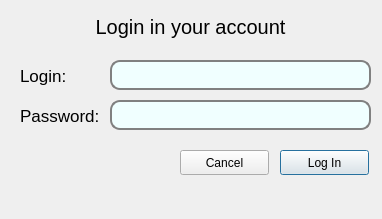
The window that ui/dialog.ui (xcrsx/windscribe_gui) describes before a commit, drawn with Qt 5.
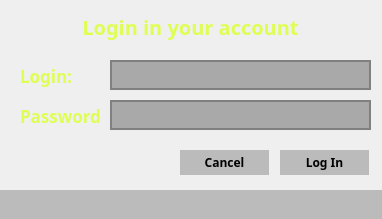
The same window after the commit.

Patch:
```diff
--- a/ui/dialog.ui
+++ b/ui/dialog.ui
@@ -19,10 +19,9 @@
   <property name="styleSheet">
    <string notr="true">QLineEdit {
     border: 2px solid gray;
-    border-radius: 10px;
     padding: 0 8px;
-    background: azure;
     selection-background-color: darkgray;
+	background-color: darkgray;
 }</string>
   </property>
   <widget class="QPushButton" name="cancelButton">
@@ -34,12 +33,35 @@
      <height>25</height>
     </rect>
    </property>
+   <property name="font">
+    <font>
+     <family>Perfect DOS VGA 437</family>
+     <weight>75</weight>
+     <bold>true</bold>
+    </font>
+   </property>
+   <property name="styleSheet">
+    <string notr="true">QPushButton{
+background-color: #bbbbbb;
+border: 1px;
+}
+QPushButton:hover {
+     background-color: #666666;
+ }
+QPushButton:pressed {
+border-style:solid;
+border-width:3px;
+}</string>
+   </property>
    <property name="text">
     <string>Cancel</string>
    </property>
    <property name="autoDefault">
     <bool>false</bool>
    </property>
+   <property name="flat">
+    <bool>true</bool>
+   </property>
   </widget>
   <widget class="QPushButton" name="logInButton">
    <property name="geometry">
@@ -50,9 +72,32 @@
      <height>25</height>
     </rect>
    </property>
+   <property name="font">
+    <font>
+     <family>Perfect DOS VGA 437</family>
+     <weight>75</weight>
+     <bold>true</bold>
+    </font>
+   </property>
+   <property name="styleSheet">
+    <string notr="true">QPushButton{
+background-color: #bbbbbb;
+border: 1px;
+}
+QPushButton:hover {
+     background-color: #666666;
+ }
+QPushButton:pressed {
+border-style:solid;
+border-width:3px;
+}</string>
+   </property>
    <property name="text">
     <string>Log In</string>
    </property>
+   <property name="flat">
+    <bool>true</bool>
+   </property>
   </widget>
   <widget class="QLabel" name="loginField">
    <property name="geometry">
@@ -65,9 +110,15 @@
    </property>
    <property name="font">
     <font>
+     <family>Perfect DOS VGA 437</family>
      <pointsize>13</pointsize>
+     <weight>75</weight>
+     <bold>true</bold>
     </font>
    </property>
+   <property name="styleSheet">
+    <string notr="true">color: #defe54;</string>
+   </property>
    <property name="text">
     <string>Login:</string>
    </property>
@@ -83,9 +134,15 @@
    </property>
    <property name="font">
     <font>
+     <family>Perfect DOS VGA 437</family>
      <pointsize>13</pointsize>
+     <weight>75</weight>
+     <bold>true</bold>
     </font>
    </property>
+   <property name="styleSheet">
+    <string notr="true">color: #defe54;</string>
+   </property>
    <property name="text">
     <string>Password:</string>
    </property>
@@ -99,6 +156,13 @@
      <height>30</height>
     </rect>
    </property>
+   <property name="font">
+    <font>
+     <family>Perfect DOS VGA 437</family>
+     <weight>75</weight>
+     <bold>true</bold>
+    </font>
+   </property>
    <property name="styleSheet">
     <string notr="true"/>
    </property>
@@ -112,6 +176,13 @@
      <height>30</height>
     </rect>
    </property>
+   <property name="font">
+    <font>
+     <family>Perfect DOS VGA 437</family>
+     <weight>75</weight>
+     <bold>true</bold>
+    </font>
+   </property>
   </widget>
   <widget class="QLabel" name="dialogText">
    <property name="geometry">
@@ -124,9 +195,15 @@
    </property>
    <property name="font">
     <font>
+     <family>Perfect DOS VGA 437</family>
      <pointsize>15</pointsize>
+     <weight>75</weight>
+     <bold>true</bold>
     </font>
    </property>
+   <property name="styleSheet">
+    <string notr="true">color: #defe54;</string>
+   </property>
    <property name="text">
     <string>Login in your account</string>
    </property>
@@ -139,10 +216,22 @@
     <rect>
      <x>0</x>
      <y>190</y>
-     <width>381</width>
+     <width>391</width>
      <height>31</height>
     </rect>
    </property>
+   <property name="font">
+    <font>
+     <family>Perfect DOS VGA 437</family>
+     <weight>75</weight>
+     <bold>true</bold>
+    </font>
+   </property>
+   <property name="styleSheet">
+    <string notr="true">color: #defe54;
+background-color: #bbbbbb;
+border: 1px;</string>
+   </property>
    <property name="text">
     <string/>
    </property>
```
